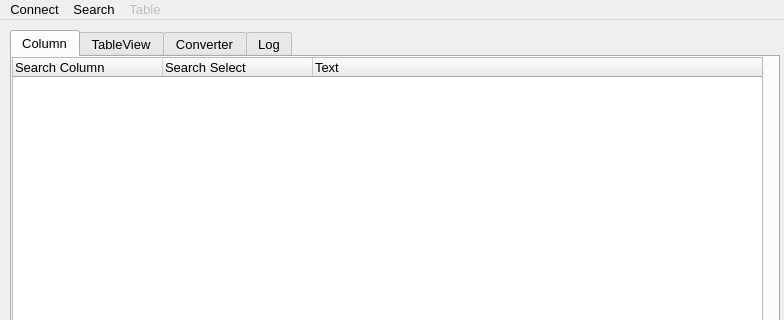
Before: the Qt Designer form PokeDBWindow.ui in plutorain/PokeDB, drawn with Qt 5; both pictures show x 0 to 784 and y 0 to 320 of the 784 by 530 pixel window.
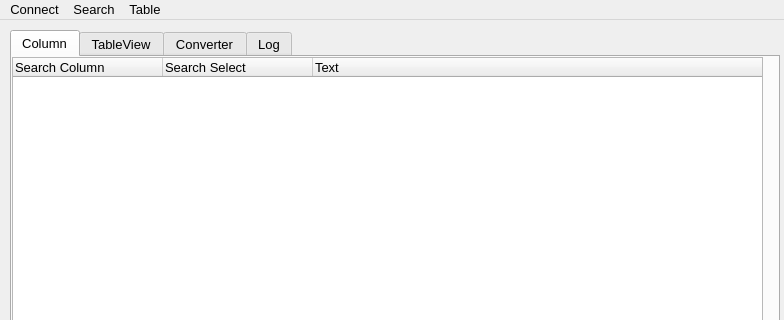
After: the same form once the commit is applied.

Commit message:
[Add] Histogram Function
Add Histogram Function

Text Count / Series

What changed in the file:
```diff
--- a/PokeDBWindow.ui
+++ b/PokeDBWindow.ui
@@ -223,7 +223,7 @@
    </widget>
    <widget class="QMenu" name="menuTable">
     <property name="enabled">
-     <bool>false</bool>
+     <bool>true</bool>
     </property>
     <property name="title">
      <string>Table</string>
```
Left out of the diff: 6 changed lines with no effect on the pictures. The commit also changes 2 other files.
